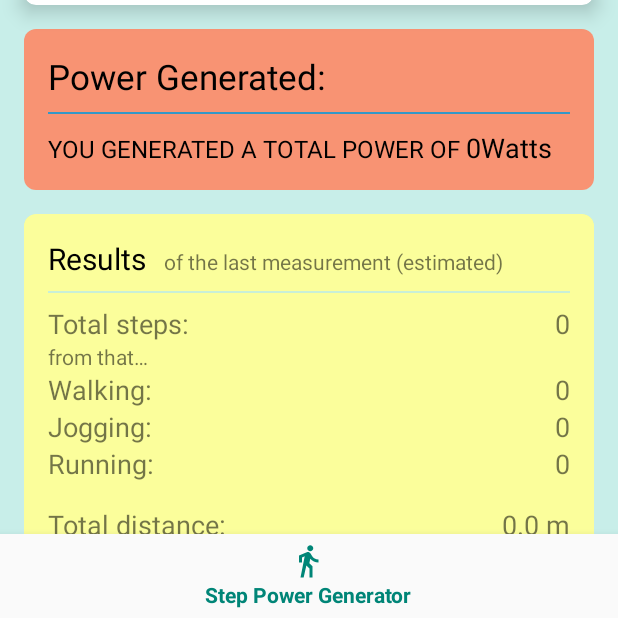
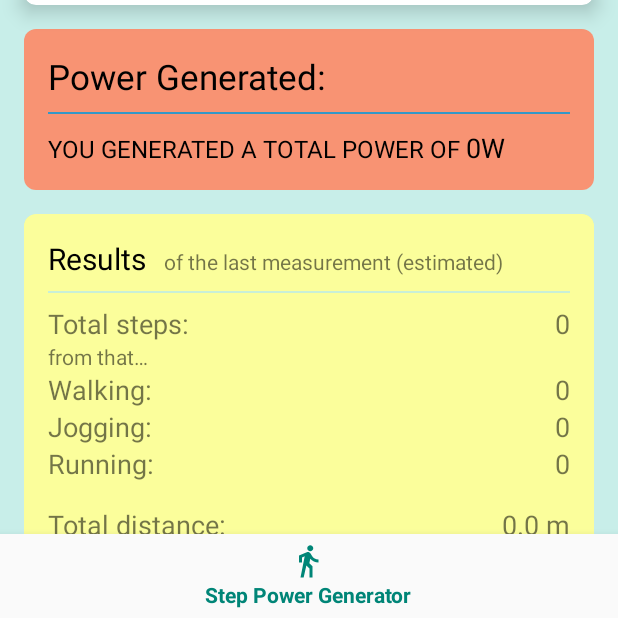
Before and after one commit to ShubhamManna/StepPowerGeneratorApp, an Android app: the screen it shows after launch (MainActivity), after a tap on "Disable Pedometer", on a phone screen of 412 x 824 dp, the part 618-1236 px from its top. Run offline under Robolectric (Android 15) with nearby library versions, the phone set to English and light mode, and no system bars; our stand-ins replace navigation-ui; 1 other tap on this screen came first.

Commit message:
units change

```diff
--- a/app/src/main/java/com/example/steppowergenerator/ui/pedometer/pedometerFragment.java
+++ b/app/src/main/java/com/example/steppowergenerator/ui/pedometer/pedometerFragment.java
@@ -237,12 +237,12 @@ public class pedometerFragment extends Fragment implements SensorEventListener,
 
         // Calories
         float totalCaloriesBurned = walkingSteps * 0.05f + joggingSteps * 0.1f + runningSteps * 0.2f;
-        String totalCalories = String.format(Locale.ENGLISH, "%.0f", totalCaloriesBurned) + " Calories";
+        String totalCalories = String.format(Locale.ENGLISH, "%.0f", totalCaloriesBurned) + " Cal";
         textview_results_burned_calories.setText(totalCalories);
 
         //Power generated
         float PowerGenerated = walkingSteps * 0.4542f + joggingSteps * 0.47f + runningSteps * 0.51f;
-        String totalPower = String.format(Locale.ENGLISH, "%.0f", PowerGenerated) + "Watts";
+        String totalPower = String.format(Locale.ENGLISH, "%.0f", PowerGenerated) + "W";
         textview_results_power_generated.setText(totalPower);
     }
 
--- a/app/src/main/res/layout/pedometer_fragment.xml
+++ b/app/src/main/res/layout/pedometer_fragment.xml
@@ -206,7 +206,7 @@
                             android:layout_marginTop="10dp"
                             android:layout_marginLeft="4dp"
                             android:textColor="@color/power"
-                            android:text="0 Watts"
+                            android:text="0 W"
                             android:layout_width="match_parent"
                             android:layout_height="wrap_content"/>
 
```
